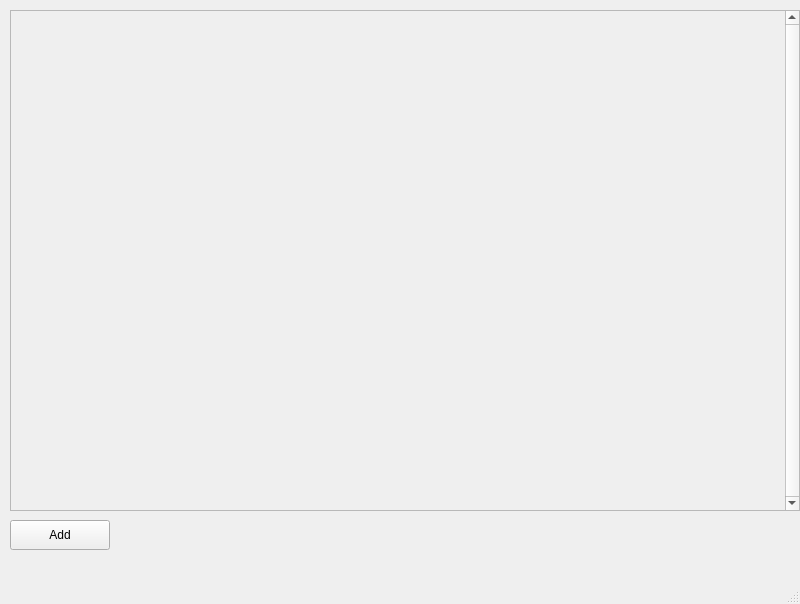
Old version of the form mainwindow.ui in the repository MihailChert/DateTimeInterval.
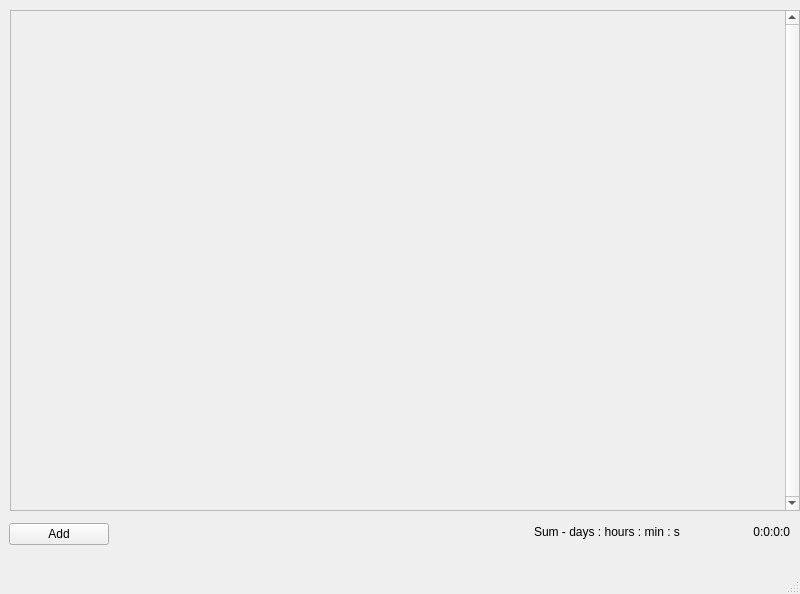
New version of the form.

Diff of the .ui file:
```diff
--- a/mainwindow.ui
+++ b/mainwindow.ui
@@ -7,7 +7,7 @@
     <x>0</x>
     <y>0</y>
     <width>800</width>
-    <height>604</height>
+    <height>594</height>
    </rect>
   </property>
   <property name="windowTitle">
@@ -17,22 +17,6 @@
    <string notr="true">QPushButton#RemoveTimeIntervalButton::disabled{color:rgb(192, 191, 188)}</string>
   </property>
   <widget class="QWidget" name="centralwidget">
-   <widget class="QPushButton" name="AddTimeIntervalButton">
-    <property name="geometry">
-     <rect>
-      <x>10</x>
-      <y>520</y>
-      <width>100</width>
-      <height>30</height>
-     </rect>
-    </property>
-    <property name="cursor">
-     <cursorShape>PointingHandCursor</cursorShape>
-    </property>
-    <property name="text">
-     <string>Add</string>
-    </property>
-   </widget>
    <widget class="QScrollArea" name="scrollArea">
     <property name="geometry">
      <rect>
@@ -65,6 +49,80 @@
      </property>
     </widget>
    </widget>
+   <widget class="QWidget" name="horizontalLayoutWidget">
+    <property name="geometry">
+     <rect>
+      <x>9</x>
+      <y>509</y>
+      <width>781</width>
+      <height>51</height>
+     </rect>
+    </property>
+    <layout class="QHBoxLayout" name="horizontalLayout">
+     <item>
+      <widget class="QPushButton" name="AddTimeIntervalButton">
+       <property name="minimumSize">
+        <size>
+         <width>100</width>
+         <height>0</height>
+        </size>
+       </property>
+       <property name="cursor">
+        <cursorShape>PointingHandCursor</cursorShape>
+       </property>
+       <property name="text">
+        <string>Add</string>
+       </property>
+      </widget>
+     </item>
+     <item>
+      <spacer name="horizontalSpacer">
+       <property name="orientation">
+        <enum>Qt::Orientation::Horizontal</enum>
+       </property>
+       <property name="sizeHint" stdset="0">
+        <size>
+         <width>40</width>
+         <height>20</height>
+        </size>
+       </property>
+      </spacer>
+     </item>
+     <item>
+      <layout class="QFormLayout" name="SymmaryDaysLayout">
+       <item row="0" column="0">
+        <widget class="QLabel" name="SummaryDaysLable">
+         <property name="minimumSize">
+          <size>
+           <width>160</width>
+           <height>45</height>
+          </size>
+         </property>
+         <property name="text">
+          <string>Sum - days : hours : min : s</string>
+         </property>
+        </widget>
+       </item>
+       <item row="0" column="1">
+        <widget class="QLabel" name="SummaryDaysResult">
+         <property name="minimumSize">
+          <size>
+           <width>90</width>
+           <height>45</height>
+          </size>
+         </property>
+         <property name="text">
+          <string>0:0:0:0</string>
+         </property>
+         <property name="alignment">
+          <set>Qt::AlignmentFlag::AlignRight|Qt::AlignmentFlag::AlignTrailing|Qt::AlignmentFlag::AlignVCenter</set>
+         </property>
+        </widget>
+       </item>
+      </layout>
+     </item>
+    </layout>
+   </widget>
   </widget>
   <widget class="QMenuBar" name="menubar">
    <property name="geometry">
```
